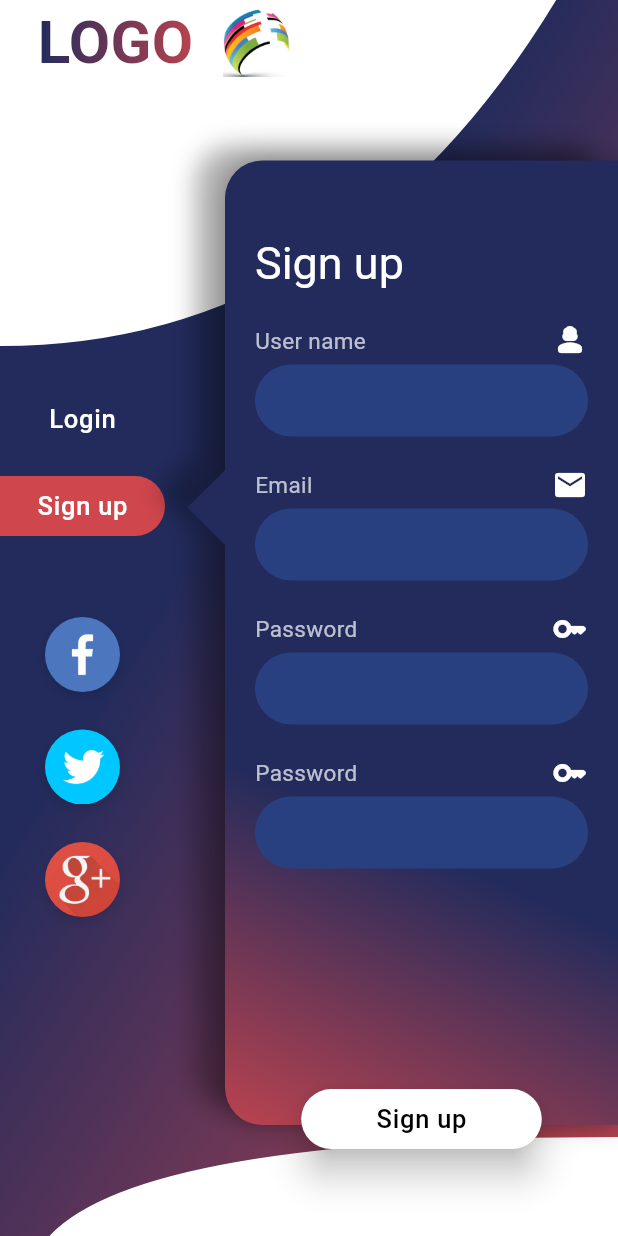
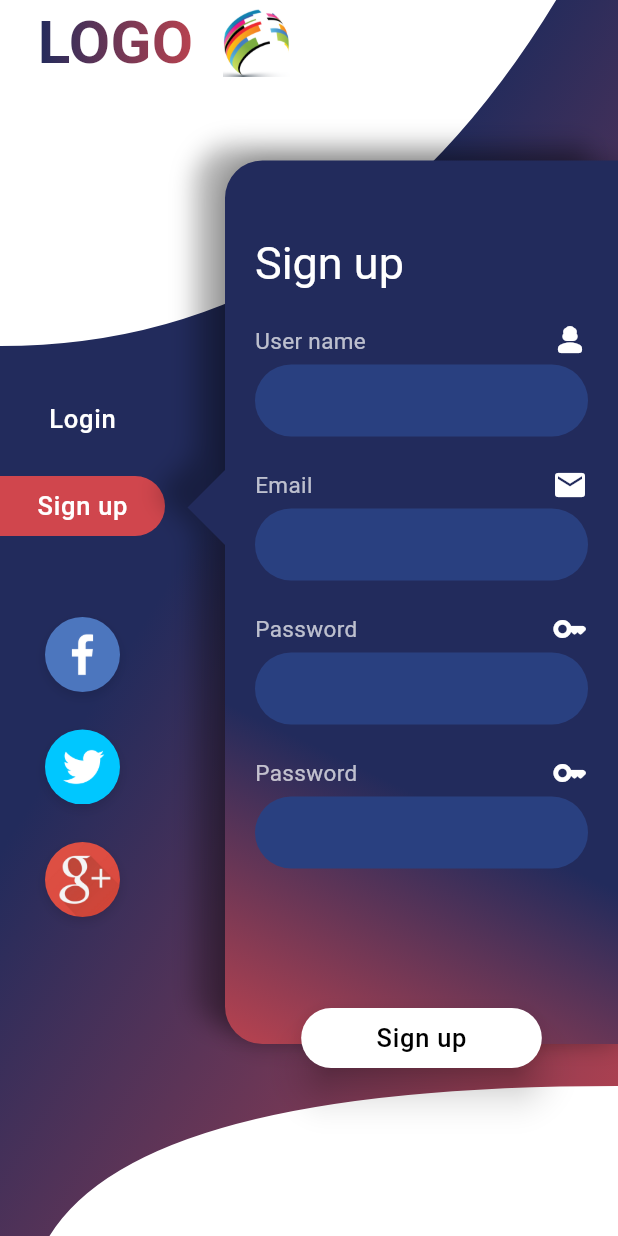
Before and after one commit to ParimSsme/login_signup_challenge2, a Flutter app: the screen it shows after launch, after a tap on "Sign up", on a phone screen of 412 x 824 dp. Run offline on Flutter 3.47's test engine with Material 3 defaults, Android fonts, the phone set to English and light mode, and no system bars.

Commit message:
fix some design problems

```diff
--- a/lib/core/painters/background_painter.dart
+++ b/lib/core/painters/background_painter.dart
@@ -13,7 +13,7 @@ class BackgroundPainter extends CustomPainter {
     path.lineTo(0, topCircleHeight);
     path.quadraticBezierTo(topCircleHeight, topCircleHeight, topCircleWidth, 0);
 
-    double bottomCircleHeight = size.height  * .92;
+    double bottomCircleHeight = size.height - 100;
     double leftSpace = size.width * .08;
     path.moveTo(size.width, bottomCircleHeight);
     path.quadraticBezierTo(
--- a/lib/features/authentication/view/authentication_screen.dart
+++ b/lib/features/authentication/view/authentication_screen.dart
@@ -65,7 +65,7 @@ class AuthenticationScreen extends StatelessWidget {
                   Expanded(
                     child: SizedBox(
                       /// 20: bottom button space, 55: top logo & text
-                      height: (size.height * .92) - 20 - 75,
+                      height: size.height - 20 - 55 - 140,
                       child: AnimatedSwitcher(
                         duration: const Duration(milliseconds: 600),
                         transitionBuilder: (child, animation) {
--- a/lib/main.dart
+++ b/lib/main.dart
@@ -1,4 +1,3 @@
-import 'package:device_preview/device_preview.dart';
 import 'package:flutter/material.dart';
 import 'package:flutter/services.dart';
 import 'package:login_signup_challenge2/theme/app_theme.dart';
@@ -16,12 +15,9 @@ Future<void> main() async {
   );
 
   runApp(
-      DevicePreview(
-        enabled: true,
-        builder: (context) => ChangeNotifierProvider(
-          create: (_) => AuthViewModel(),
-          child: const MyApp(),
-        ), // Wrap your app
+      ChangeNotifierProvider(
+        create: (_) => AuthViewModel(),
+        child: const MyApp(),
       ),
   );
 }
```
Also changed, not shown: pubspec.lock.
